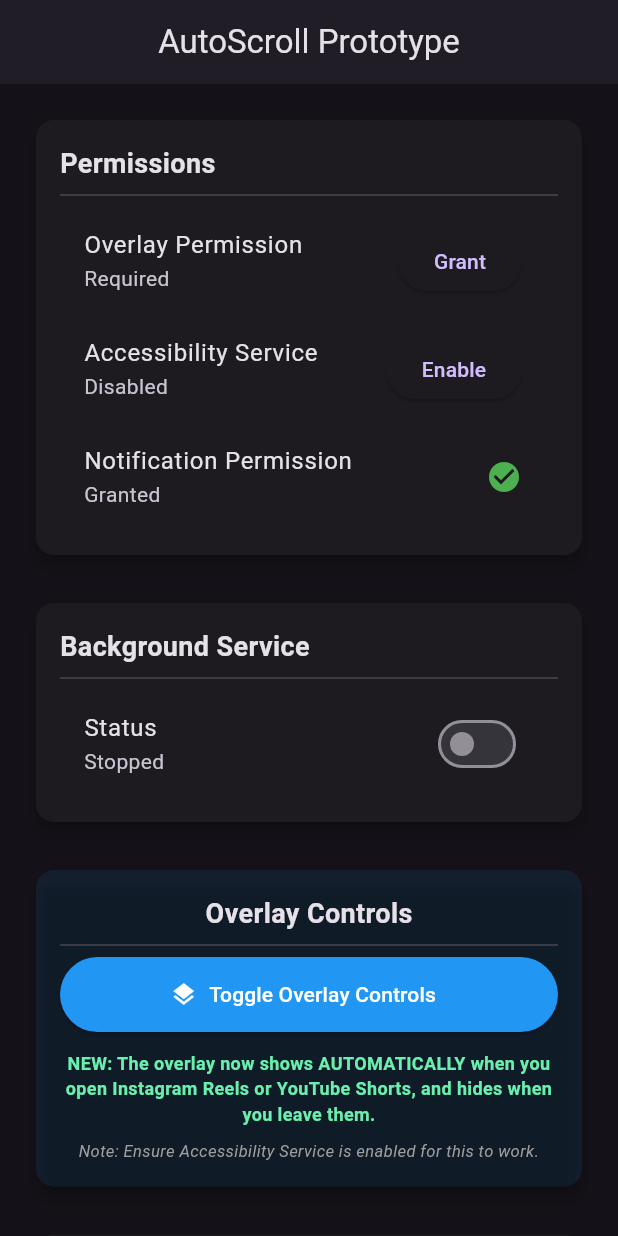
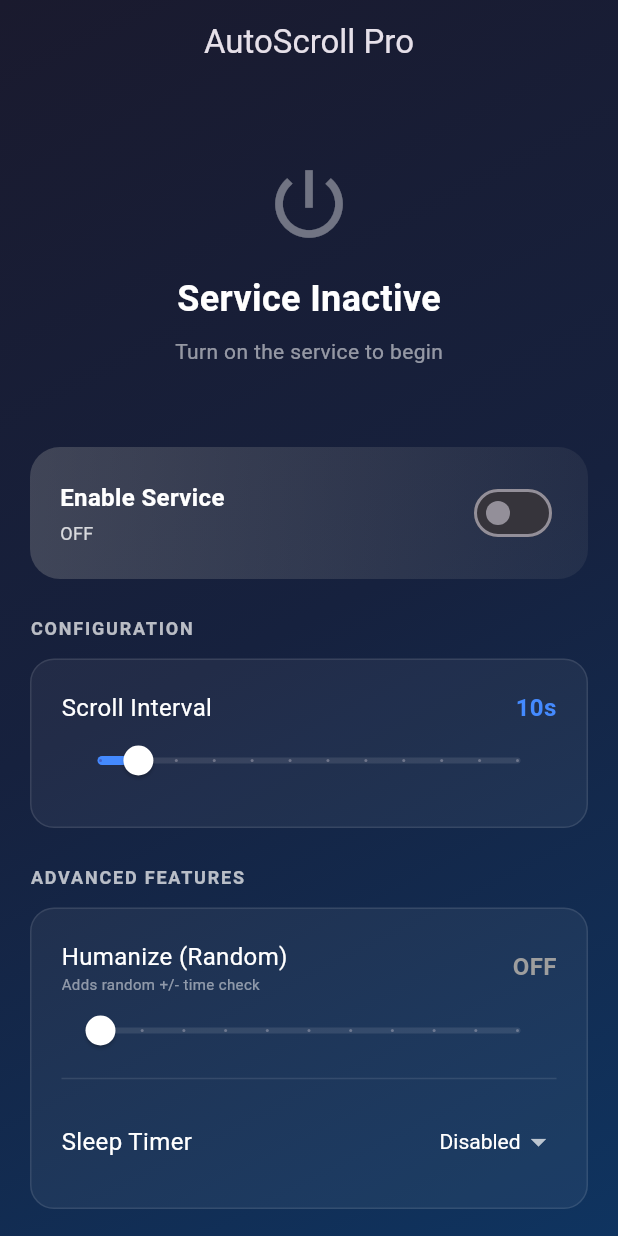
Before and after one commit to dipakrana844/autoscroll_app, a Flutter app: the screen it shows after launch, on a phone screen of 412 x 824 dp. Run offline on Flutter 3.47's test engine with Material 3 defaults, Android fonts, the phone set to English and light mode, and no system bars; our stand-ins replace flutter_riverpod, permission_handler, shared_preferences; missing offline and left inert: flutter_background_service, flutter_background_service_android, flutter_overlay_window.

Commit message:
feat: Implement main settings screen with scroll duration, humanized scrolling, and sleep timer configurations.

```diff
--- a/lib/core/constants.dart
+++ b/lib/core/constants.dart
@@ -3,6 +3,10 @@ class AppConstants {
 
   static const String keyScrollDuration = "scroll_duration";
   static const String keyIsAutoScrollEnabled = "is_auto_scroll_enabled";
+  static const String keyRandomVariance = "random_variance";
+  static const String keySleepTimerMinutes = "sleep_timer_minutes";
 
   static const int defaultDuration = 10; // seconds
+  static const int defaultVariance = 0; // seconds
+  static const int defaultSleepTimer = 0; // minutes (0 = disabled)
 }
--- a/lib/ui/main_screen.dart
+++ b/lib/ui/main_screen.dart
@@ -1,4 +1,5 @@
 import 'package:flutter/material.dart';
+import 'package:flutter/services.dart';
 import 'package:flutter_riverpod/flutter_riverpod.dart';
 import 'package:flutter_overlay_window/flutter_overlay_window.dart';
 import 'package:permission_handler/permission_handler.dart';
@@ -47,12 +48,14 @@ class _MainScreenState extends ConsumerState<MainScreen>
     final notificationStatus = await Permission.notification.isGranted;
     final isRunning = await FlutterBackgroundService().isRunning();
 
+    if (mounted) {
       setState(() {
         _isOverlayPermissionGranted = overlayStatus;
         _isAccessibilityPermissionGranted = accessibilityStatus;
         _isNotificationPermissionGranted = notificationStatus;
         _isServiceRunning = isRunning;
       });
+    }
   }
 
   Future<void> _requestNotificationPermission() async {
@@ -77,78 +80,97 @@ class _MainScreenState extends ConsumerState<MainScreen>
     final settingsNotifier = ref.read(settingsProvider.notifier);
 
     return Scaffold(
+      extendBodyBehindAppBar: true,
       appBar: AppBar(
-        title: const Text('AutoScroll Prototype'),
+        title: const Text('AutoScroll Pro'),
         centerTitle: true,
-        elevation: 2,
+        backgroundColor: Colors.transparent,
+        elevation: 0,
+        systemOverlayStyle: SystemUiOverlayStyle.light,
       ),
-      body: SingleChildScrollView(
+      body: Container(
+        decoration: const BoxDecoration(
+          gradient: LinearGradient(
+            begin: Alignment.topLeft,
+            end: Alignment.bottomRight,
+            colors: [Color(0xFF1A1A2E), Color(0xFF16213E), Color(0xFF0F3460)],
+          ),
+        ),
+        child: SafeArea(
+          child: SingleChildScrollView(
             padding: const EdgeInsets.all(20),
             child: Column(
               crossAxisAlignment: CrossAxisAlignment.start,
               children: [
+                _buildStatusHeader(),
+                const SizedBox(height: 24),
+                _buildActionData(),
+                const SizedBox(height: 24),
+                _buildSectionTitle("Configuration"),
+                const SizedBox(height: 12),
+                _buildSettingsCard(settings, settingsNotifier),
+                const SizedBox(height: 24),
+                _buildSectionTitle("Advanced Features"),
+                const SizedBox(height: 12),
+                _buildAdvancedSettingsCard(settings, settingsNotifier),
+                const SizedBox(height: 24),
+                _buildSectionTitle("System Permissions"),
+                const SizedBox(height: 12),
                 _buildPermissionCard(),
-            const SizedBox(height: 24),
-            _buildServiceCard(),
-            const SizedBox(height: 24),
-            _buildControlCard(), // Moved up for better visibility
-            const SizedBox(height: 24),
-            _buildSettingsCard(settings, settingsNotifier),
+                const SizedBox(height: 80), // Bottom padding
               ],
+            ),
+          ),
         ),
       ),
     );
   }
 
-  Widget _buildPermissionCard() {
-    return Card(
-      child: Padding(
-        padding: const EdgeInsets.all(16.0),
+  Widget _buildSectionTitle(String title) {
+    return Text(
+      title.toUpperCase(),
+      style: const TextStyle(
+        color: Colors.white70,
+        fontSize: 12,
+        fontWeight: FontWeight.bold,
+        letterSpacing: 1.2,
+      ),
+    );
+  }
+
+  Widget _buildStatusHeader() {
+    return Container(
+      padding: const EdgeInsets.symmetric(horizontal: 20, vertical: 30),
+      // decoration: BoxDecoration(
+      //   color: Colors.white.withOpacity(0.05),
+      //   borderRadius: BorderRadius.circular(20),
+      //   border: Border.all(color: Colors.white10),
+      // ),
+      child: Center(
         child: Column(
-          crossAxisAlignment: CrossAxisAlignment.start,
           children: [
-            const Text(
-              'Permissions',
-              style: TextStyle(fontSize: 18, fontWeight: FontWeight.bold),
+            Icon(
+              _isServiceRunning
+                  ? Icons.check_circle_outline
+                  : Icons.power_settings_new,
+              size: 60,
+              color: _isServiceRunning ? Colors.greenAccent : Colors.white38,
             ),
-            const Divider(),
-            ListTile(
-              title: const Text('Overlay Permission'),
-              subtitle: Text(
-                _isOverlayPermissionGranted ? 'Granted' : 'Required',
-              ),
-              trailing: _isOverlayPermissionGranted
-                  ? const Icon(Icons.check_circle, color: Colors.green)
-                  : ElevatedButton(
-                      onPressed: _requestOverlayPermission,
-                      child: const Text('Grant'),
+            const SizedBox(height: 16),
+            Text(
+              _isServiceRunning ? "Active & Ready" : "Service Inactive",
+              style: const TextStyle(
+                color: Colors.white,
+                fontSize: 24,
+                fontWeight: FontWeight.bold,
               ),
             ),
-            ListTile(
-              title: const Text('Accessibility Service'),
-              subtitle: Text(
-                _isAccessibilityPermissionGranted ? 'Enabled' : 'Disabled',
-              ),
-              trailing: _isAccessibilityPermissionGranted
-                  ? const Icon(Icons.check_circle, color: Colors.green)
-                  : ElevatedButton(
-                      onPressed: () async {
-                        await ScrollService.openAccessibilitySettings();
-                      },
-                      child: const Text('Enable'),
-                    ),
-            ),
-            ListTile(
-              title: const Text('Notification Permission'),
-              subtitle: Text(
-                _isNotificationPermissionGranted ? 'Granted' : 'Required',
-              ),
-              trailing: _isNotificationPermissionGranted
-                  ? const Icon(Icons.check_circle, color: Colors.green)
-                  : ElevatedButton(
-                      onPressed: _requestNotificationPermission,
-                      child: const Text('Grant'),
-                    ),
+            const SizedBox(height: 8),
+            Text(
+              _isServiceRunning
+                  ? "Open TikTok, Reels, or Shorts to start"
+                  : "Turn on the service to begin",
+              style: const TextStyle(color: Colors.white54, fontSize: 14),
             ),
           ],
         ),
@@ -156,23 +178,54 @@ class _MainScreenState extends ConsumerState<MainScreen>
     );
   }
 
-  Widget _buildServiceCard() {
-    return Card(
-      child: Padding(
-        padding: const EdgeInsets.all(16.0),
-        child: Column(
+  Widget _buildActionData() {
+    return Container(
+      padding: const EdgeInsets.all(20),
+      decoration: BoxDecoration(
+        gradient: LinearGradient(
+          colors: _isServiceRunning
+              ? [Colors.blue.withOpacity(0.8), Colors.purple.withOpacity(0.8)]
+              : [Colors.grey.withOpacity(0.3), Colors.grey.withOpacity(0.1)],
+        ),
+        borderRadius: BorderRadius.circular(20),
+        boxShadow: [
+          BoxShadow(
+            color: _isServiceRunning
+                ? Colors.blue.withOpacity(0.3)
+                : Colors.transparent,
+            blurRadius: 20,
+            offset: const Offset(0, 10),
+          ),
+        ],
+      ),
+      child: Row(
+        mainAxisAlignment: MainAxisAlignment.spaceBetween,
+        children: [
+          Column(
             crossAxisAlignment: CrossAxisAlignment.start,
             children: [
-            const Text(
-              'Background Service',
-              style: TextStyle(fontSize: 18, fontWeight: FontWeight.bold),
+              Text(
+                _isServiceRunning ? "Master Switch" : "Enable Service",
+                style: const TextStyle(
+                  color: Colors.white,
+                  fontWeight: FontWeight.bold,
+                  fontSize: 16,
                 ),
-            const Divider(),
-            ListTile(
-              title: const Text('Status'),
-              subtitle: Text(_isServiceRunning ? 'Running' : 'Stopped'),
-              trailing: Switch(
+              ),
+              const SizedBox(height: 4),
+              Text(
+                _isServiceRunning ? "ON" : "OFF",
+                style: TextStyle(
+                  color: Colors.white.withOpacity(0.8),
+                  fontSize: 12,
+                ),
+              ),
+            ],
+          ),
+          Switch(
             value: _isServiceRunning,
+            activeColor: Colors.white,
+            activeTrackColor: Colors.white.withOpacity(0.3),
             onChanged: (value) async {
               final service = FlutterBackgroundService();
               if (value) {
@@ -189,38 +242,49 @@ class _MainScreenState extends ConsumerState<MainScreen>
                 service.invoke('stopService');
               }
 
-                  // Wait a bit for service to update
-                  await Future.delayed(const Duration(milliseconds: 500));
+              // Visual feedback delay
+              await Future.delayed(const Duration(milliseconds: 300));
               _checkPermissions();
             },
           ),
-            ),
         ],
-        ),
       ),
     );
   }
 
   Widget _buildSettingsCard(SettingsState settings, SettingsNotifier notifier) {
-    return Card(
-      child: Padding(
-        padding: const EdgeInsets.all(16.0),
+    return _buildGlassCard(
       child: Column(
-          crossAxisAlignment: CrossAxisAlignment.start,
+        children: [
+          Row(
+            mainAxisAlignment: MainAxisAlignment.spaceBetween,
             children: [
               const Text(
-              'Settings',
-              style: TextStyle(fontSize: 18, fontWeight: FontWeight.bold),
+                'Scroll Interval',
+                style: TextStyle(color: Colors.white, fontSize: 16),
               ),
-            const Divider(),
-            const SizedBox(height: 8),
-            Text('Scroll Duration: ${settings.scrollDuration} seconds'),
-            Slider(
+              Text(
+                '${settings.scrollDuration}s',
+                style: const TextStyle(
+                  color: Colors.blueAccent,
+                  fontWeight: FontWeight.bold,
+                  fontSize: 16,
+                ),
+              ),
+            ],
+          ),
+          SliderTheme(
+            data: SliderTheme.of(context).copyWith(
+              activeTrackColor: Colors.blueAccent,
+              inactiveTrackColor: Colors.white10,
+              thumbColor: Colors.white,
+              overlayColor: Colors.blueAccent.withOpacity(0.2),
+            ),
+            child: Slider(
               value: settings.scrollDuration.toDouble(),
               min: 5,
               max: 60,
               divisions: 11,
-              label: '${settings.scrollDuration}s',
               onChanged: (value) {
                 notifier.updateScrollDuration(value.toInt());
               },
@@ -228,106 +292,156 @@ class _MainScreenState extends ConsumerState<MainScreen>
                 notifier.saveScrollDuration(value.toInt());
               },
             ),
+          ),
         ],
-        ),
       ),
     );
   }
 
-  Widget _buildControlCard() {
-    return Card(
-      color: Colors.blue.withOpacity(0.1),
-      child: Padding(
-        padding: const EdgeInsets.all(16.0),
+  Widget _buildAdvancedSettingsCard(
+    SettingsState settings,
+    SettingsNotifier notifier,
+  ) {
+    return _buildGlassCard(
       child: Column(
         children: [
+          // Random Variance Controls
+          Row(
+            mainAxisAlignment: MainAxisAlignment.spaceBetween,
+            children: [
+              Column(
+                crossAxisAlignment: CrossAxisAlignment.start,
+                children: [
                   const Text(
-              'Overlay Controls',
-              style: TextStyle(fontSize: 18, fontWeight: FontWeight.bold),
+                    'Humanize (Random)',
+                    style: TextStyle(color: Colors.white, fontSize: 16),
                   ),
-            const Divider(),
-            ElevatedButton.icon(
-              style: ElevatedButton.styleFrom(
-                minimumSize: const Size(double.infinity, 50),
-                backgroundColor: Colors.blue,
-                foregroundColor: Colors.white,
-              ),
-              onPressed: () async {
-                try {
-                  bool isActive = await FlutterOverlayWindow.isActive();
-                  if (isActive) {
-                    await FlutterOverlayWindow.closeOverlay();
-                    if (mounted) {
-                      ScaffoldMessenger.of(context).showSnackBar(
-                        const SnackBar(content: Text('Overlay Closed')),
-                      );
-                    }
-                  } else {
-                    if (_isOverlayPermissionGranted) {
-                      await FlutterOverlayWindow.showOverlay(
-                        enableDrag: true,
-                        overlayTitle: "AutoScroll Controls",
-                        overlayContent: "Managing your Reels",
-                        flag: OverlayFlag.defaultFlag,
-                        alignment: OverlayAlignment.centerRight,
-                        visibility: NotificationVisibility.visibilityPublic,
-                        positionGravity: PositionGravity.right,
-                        height: 800,
-                        width: 200,
-                      );
-                      if (mounted) {
-                        ScaffoldMessenger.of(context).showSnackBar(
-                          const SnackBar(
-                            content: Text('Attempting to show overlay...'),
-                          ),
-                        );
-                      }
-                    } else {
-                      ScaffoldMessenger.of(context).showSnackBar(
-                        const SnackBar(
-                          content: Text(
-                            'Please grant overlay permission first',
-                          ),
-                        ),
-                      );
-                    }
-                  }
-                } catch (e) {
-                  debugPrint("Overlay Error: $e");
-                  if (mounted) {
-                    ScaffoldMessenger.of(
-                      context,
-                    ).showSnackBar(SnackBar(content: Text('Error: $e')));
-                  }
-                }
-                setState(() {});
-              },
-              icon: const Icon(Icons.layers),
-              label: const Text('Toggle Overlay Controls'),
-            ),
-            const SizedBox(height: 12),
-            const Text(
-              'NEW: The overlay now shows AUTOMATICALLY when you open Instagram Reels or YouTube Shorts, and hides when you leave them.',
-              textAlign: TextAlign.center,
+                  Text(
+                    'Adds random +/- time check',
                     style: TextStyle(
-                fontSize: 12,
-                color: Colors.greenAccent,
-                fontWeight: FontWeight.bold,
-              ),
-            ),
-            const SizedBox(height: 8),
-            const Text(
-              'Note: Ensure Accessibility Service is enabled for this to work.',
-              textAlign: TextAlign.center,
-              style: TextStyle(
-                fontSize: 11,
-                fontStyle: FontStyle.italic,
-                color: Colors.grey,
+                      color: Colors.white.withOpacity(0.5),
+                      fontSize: 10,
                     ),
                   ),
                 ],
               ),
+              Text(
+                settings.randomVariance == 0
+                    ? 'OFF'
+                    : '+/- ${settings.randomVariance}s',
+                style: TextStyle(
+                  color: settings.randomVariance > 0
+                      ? Colors.orangeAccent
+                      : Colors.grey,
+                  fontWeight: FontWeight.bold,
+                  fontSize: 16,
+                ),
+              ),
+            ],
+          ),
+          SliderTheme(
+            data: SliderTheme.of(context).copyWith(
+              activeTrackColor: Colors.orangeAccent,
+              inactiveTrackColor: Colors.white10,
+              thumbColor: Colors.white,
+            ),
+            child: Slider(
+              value: settings.randomVariance.toDouble(),
+              min: 0,
+              max: 10,
+              divisions: 10,
+              onChanged: (value) {
+                notifier.updateRandomVariance(value.toInt());
+              },
+              onChangeEnd: (value) {
+                notifier.saveRandomVariance(value.toInt());
+              },
+            ),
+          ),
+          const Divider(color: Colors.white10),
+          const SizedBox(height: 10),
+          // Sleep Timer Controls
+          Row(
+            mainAxisAlignment: MainAxisAlignment.spaceBetween,
+            children: [
+              const Text(
+                'Sleep Timer',
+                style: TextStyle(color: Colors.white, fontSize: 16),
+              ),
+              DropdownButton<int>(
+                dropdownColor: const Color(0xFF16213E),
+                value: settings.sleepTimerMinutes,
+                style: const TextStyle(color: Colors.white),
+                underline: Container(),
+                items: const [
+                  DropdownMenuItem(value: 0, child: Text('Disabled')),
+                  DropdownMenuItem(value: 10, child: Text('10 mins')),
+                  DropdownMenuItem(value: 30, child: Text('30 mins')),
+                  DropdownMenuItem(value: 60, child: Text('1 hour')),
+                  DropdownMenuItem(value: 120, child: Text('2 hours')),
+                ],
+                onChanged: (value) {
+                  if (value != null) {
+                    notifier.saveSleepTimer(value);
+                  }
+                },
+              ),
+            ],
+          ),
+        ],
       ),
     );
   }
+
+  Widget _buildPermissionCard() {
+    return _buildGlassCard(
+      child: Column(
+        children: [
+          _buildPermissionTile(
+            'Overlay',
+            _isOverlayPermissionGranted,
+            _requestOverlayPermission,
+          ),
+          const Divider(color: Colors.white10),
+          _buildPermissionTile(
+            'Accessibility',
+            _isAccessibilityPermissionGranted,
+            () => ScrollService.openAccessibilitySettings(),
+          ),
+          const Divider(color: Colors.white10),
+          _buildPermissionTile(
+            'Notification',
+            _isNotificationPermissionGranted,
+            _requestNotificationPermission,
+          ),
+        ],
+      ),
+    );
   }
+
+  Widget _buildPermissionTile(
+    String title,
+    bool isGranted,
+    VoidCallback onAction,
+  ) {
+    return ListTile(
+      contentPadding: EdgeInsets.zero,
+      title: Text(title, style: const TextStyle(color: Colors.white)),
+      trailing: isGranted
+          ? const Icon(Icons.check_circle, color: Colors.greenAccent)
+          : TextButton(onPressed: onAction, child: const Text('Allow')),
+    );
+  }
+
+  Widget _buildGlassCard({required Widget child}) {
+    return Container(
+      padding: const EdgeInsets.all(20),
+      decoration: BoxDecoration(
+        color: Colors.white.withOpacity(0.05),
+        borderRadius: BorderRadius.circular(16),
+        border: Border.all(color: Colors.white10),
+      ),
+      child: child,
+    );
+  }
+}
```
Also changed, not shown: lib/providers/settings_provider.dart (+57 -9 lines), lib/ui/overlay_screen.dart (+64 -20 lines), 1 other file. Lines whose indentation alone changed are shown as unchanged.
